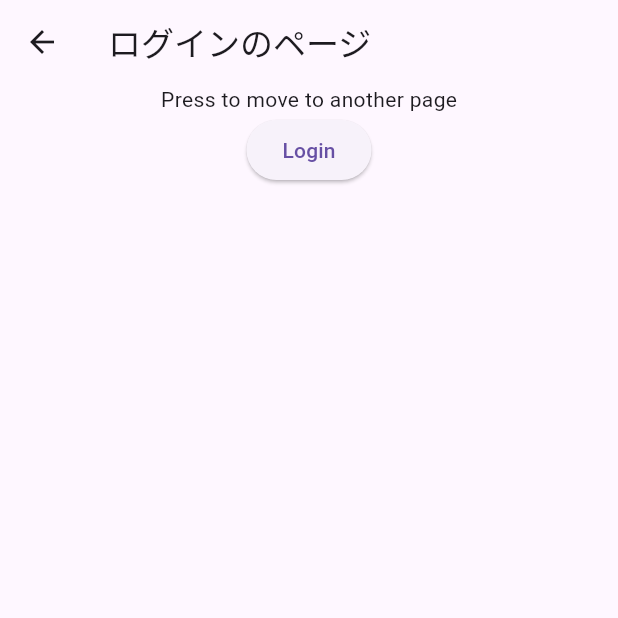
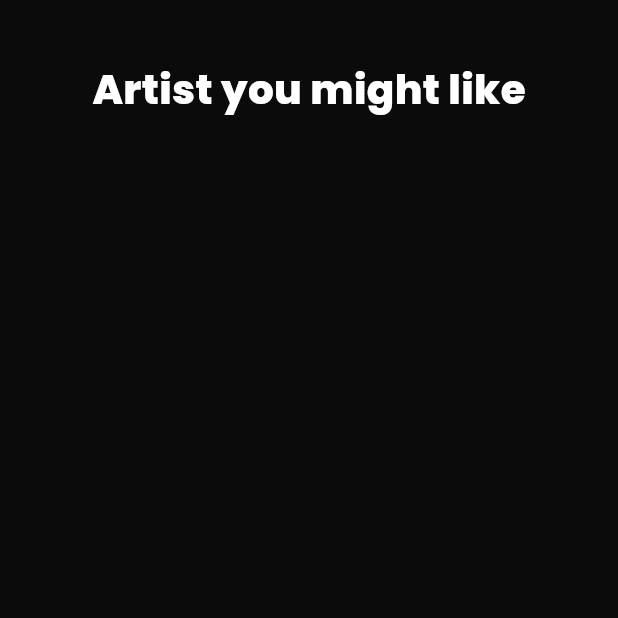
Before and after one commit to oofxy/tugas_aplikasi_flutter, a Flutter app: the HomeMenu screen opened directly, on a phone screen of 412 x 824 dp, the top half of it. Run offline on Flutter 3.47's test engine with Material 3 defaults, Android fonts, the phone set to English and light mode, and no system bars; our stand-ins replace get.

Commit message:
Initial Commit

```diff
--- a/lib/main.dart
+++ b/lib/main.dart
@@ -16,9 +16,6 @@ class MyApp extends StatelessWidget {
   @override
   Widget build(BuildContext context) {
     return GetMaterialApp(
-      theme: ThemeData(
-        useMaterial3: true,
-      ),
       initialRoute: '/',
       getPages: [
         GetPage(
--- a/lib/menus/home_menu.dart
+++ b/lib/menus/home_menu.dart
@@ -1,5 +1,6 @@
 import 'package:flutter/material.dart';
 import 'package:get/get.dart';
+import 'package:tugas_aplikasi_musik/colors/color.dart';
 
 class HomeMenu extends StatelessWidget {
   const HomeMenu({super.key});
@@ -7,15 +8,22 @@ class HomeMenu extends StatelessWidget {
   @override
   Widget build(BuildContext context) {
     return Scaffold(
-      appBar: AppBar(
-        title: Text("ログインのページ"),
-      ),
-      body: Center(
+      backgroundColor: color().black,
+      body: Container(
+        margin: EdgeInsets.only(right: 40, left: 40, top: 40),
         child: Column(
           children: [
-            Text("Press to move to another page"),
-            ElevatedButton(onPressed: (){
-            }, child: Text("Login"))
+            Text(
+              'Artist you might like',
+              style: TextStyle(
+                  fontFamily: 'Poppins',
+                  fontWeight: FontWeight.w800,
+                  color: Colors.white,
+                  fontSize: 27),
+            ),
+            Row(
+
+            )
           ],
         ),
       ),
--- a/lib/widgets/button.dart
+++ b/lib/widgets/button.dart
@@ -81,7 +81,7 @@ class MyButton extends StatelessWidget {
                         text,
                         style: TextStyle(
                             fontSize: fontSize,
-                            fontFamily: 'LexendDeca',
+                            fontFamily: 'Poppins',
                             fontWeight: fontWeight,
                             color: textColor ?? Colors.black),
                       ),
--- a/lib/widgets/text_field.dart
+++ b/lib/widgets/text_field.dart
@@ -38,7 +38,7 @@ class MyTextField extends StatelessWidget {
           decoration: InputDecoration(
             hintText: hintText,
             hintStyle: TextStyle(
-                fontFamily: 'LexendDeca-Regular', color: hintTextColor),
+                fontFamily: 'Poppins', color: hintTextColor),
             filled: true,
             fillColor: backgroundColor,
             border: OutlineInputBorder(borderRadius: BorderRadius.circular(6),
@@ -53,7 +53,7 @@ class MyTextField extends StatelessWidget {
             ),
           ),
           style: TextStyle(
-              fontFamily: 'LexendDeca-Regular', color: textColor, fontSize: 15),
+              fontFamily: 'Poppins', color: textColor, fontSize: 15),
         ),
       ),
     );
```
Also changed, not shown: lib/dashboard.dart (+36 -45 lines), lib/login.dart (+36 -24 lines), pubspec.yaml (+6 -1 lines), fonts/Poppins-ExtraBold.ttf (added), fonts/Poppins-Medium.ttf (added), images/login_background_image.png (added), lib/adapter/artist_card_adapter.dart (added), lib/models/card_artist_model.dart (added).
